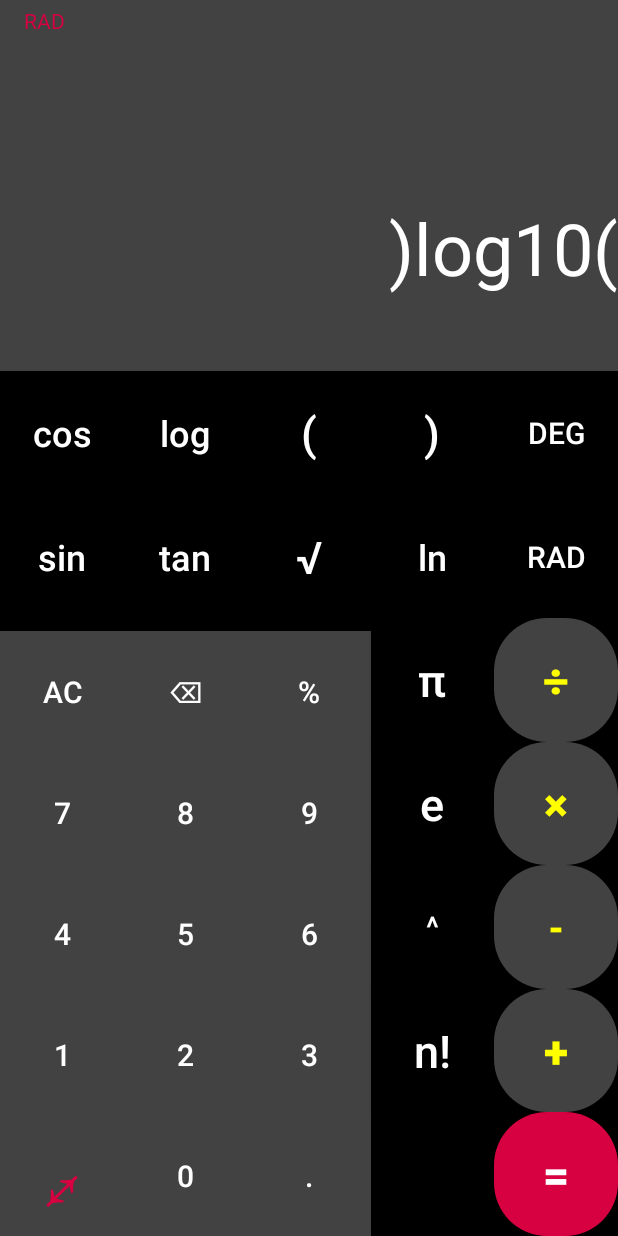
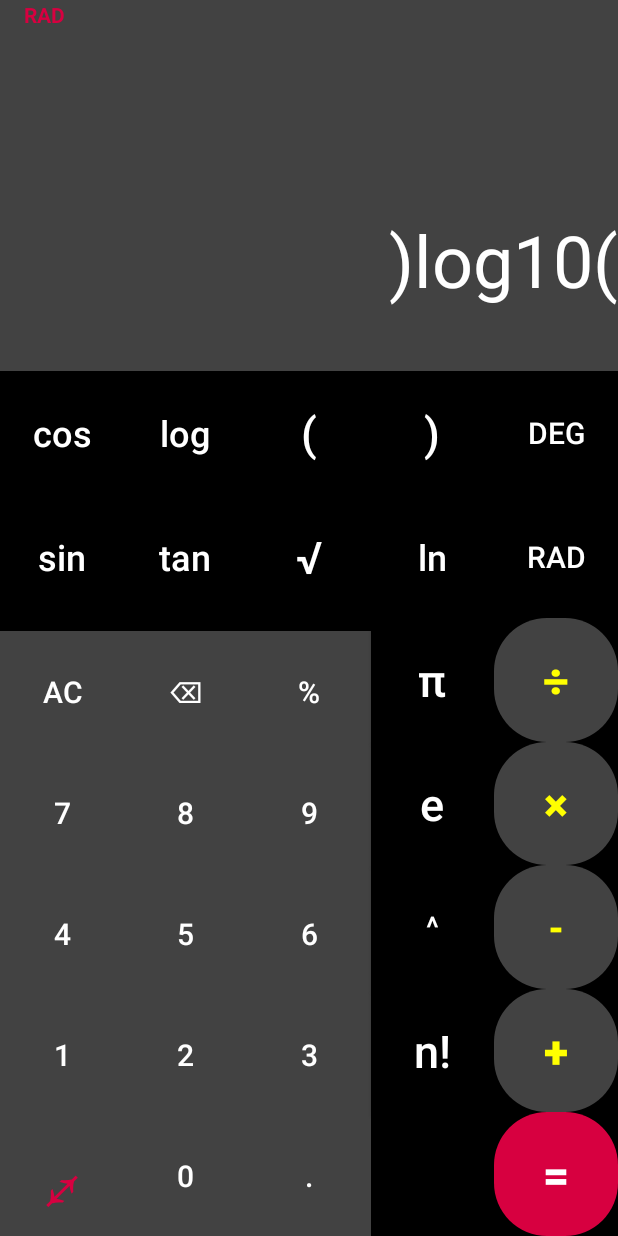
Before and after one commit to Suryansh7058/CalculatorAndroidStudio, an Android app: the fragment advanced_operation_fragment placed in its activity, after a tap on "log", on a phone screen of 412 x 824 dp. Run offline under Robolectric (Android 15) with nearby library versions, the phone set to English and light mode, and no system bars; 1 statement that could not run was skipped; 3 other taps on this screen came first.

Commit message:
1) fixed app crash when popping a single number character 2) fixed error in auto adding 0 after decimal if an operator is pressed 3) Fixed a major error of adding 0 after decimal for advanced functions(trigno,log,sqrt,pi,e) 4) Redesigned the layout adding a new guideline at 3% and extended calcMode textview to match parent to avoid overlapping of displayResult and calcMode

```diff
--- a/app/src/main/java/com/example/calcuator/MainActivity.java
+++ b/app/src/main/java/com/example/calcuator/MainActivity.java
@@ -8,11 +8,15 @@ import android.os.Bundle;
 import android.text.Editable;
 import android.text.InputType;
 import android.text.TextWatcher;
+import android.text.method.ScrollingMovementMethod;
 import android.widget.EditText;
+import android.widget.TextView;
+
 
 
 public class MainActivity extends AppCompatActivity {
     EditText arithmeticExpression;
+    TextView display_result;
 
     @Override
     protected void onCreate(Bundle savedInstanceState) {
@@ -28,6 +32,7 @@ public class MainActivity extends AppCompatActivity {
             fragmentTransaction.add(R.id.frameLayout_keys, new fragment_main());
             fragmentTransaction.commit();
         }
+
         arithmeticExpression.addTextChangedListener(new TextWatcher() {
             @Override
             public void beforeTextChanged(CharSequence s, int start, int count, int after) {
@@ -50,7 +55,8 @@ public class MainActivity extends AppCompatActivity {
                     arithmeticExpression.setTextSize(18);
             }
         });
-
+        display_result = findViewById(R.id.displayResult);
+        display_result.setSelected(true);
     }
 
 }
--- a/app/src/main/res/layout/activity_main.xml
+++ b/app/src/main/res/layout/activity_main.xml
@@ -2,6 +2,7 @@
 <androidx.constraintlayout.widget.ConstraintLayout xmlns:android="http://schemas.android.com/apk/res/android"
     xmlns:app="http://schemas.android.com/apk/res-auto"
     xmlns:tools="http://schemas.android.com/tools"
+    android:background="@color/cardview_dark_background"
     android:layout_width="match_parent"
     android:layout_height="match_parent">
 
@@ -10,7 +11,8 @@
         android:layout_width="wrap_content"
         android:layout_height="wrap_content"
         android:orientation="horizontal"
-        app:layout_constraintGuide_percent="0.10" />
+        app:layout_constraintGuide_percent="0.12" />
+
     <androidx.constraintlayout.widget.Guideline
         android:id="@+id/guideline30"
         android:layout_width="wrap_content"
@@ -24,15 +26,16 @@
         android:layout_height="0dp"
         android:background="@color/cardview_dark_background"
         android:maxLines="1"
+        android:scrollHorizontally="true"
         android:text=""
-        android:textColor="@color/white"
         android:textAlignment="viewEnd"
+        android:textColor="#9D9B9B"
         android:textSize="30sp"
         app:layout_constraintBottom_toTopOf="@id/guideline10"
         app:layout_constraintHorizontal_bias="0.0"
         app:layout_constraintLeft_toLeftOf="parent"
         app:layout_constraintRight_toRightOf="parent"
-        app:layout_constraintTop_toTopOf="parent"
+        app:layout_constraintTop_toTopOf="@id/guideline03"
         app:layout_constraintVertical_bias="0.0" />
 
     <EditText
@@ -57,23 +60,32 @@
         android:id="@+id/frameLayout_keys"
         android:layout_width="match_parent"
         android:layout_height="0dp"
-        app:layout_constraintTop_toTopOf="@id/guideline30"
+        app:layout_constraintBottom_toBottomOf="parent"
         app:layout_constraintLeft_toLeftOf="parent"
         app:layout_constraintRight_toRightOf="parent"
-        app:layout_constraintBottom_toBottomOf="parent">
+        app:layout_constraintTop_toTopOf="@id/guideline30">
 
     </FrameLayout>
 
     <TextView
         android:id="@+id/calcMode"
+        android:layout_width="match_parent"
+        android:layout_height="0dp"
+        android:layout_marginStart="16dp"
+        android:background="@color/cardview_dark_background"
+        android:text="@string/deg"
+        android:textColor="#D70040"
+        android:textStyle="bold"
+        app:layout_constraintLeft_toLeftOf="parent"
+        app:layout_constraintTop_toTopOf="parent"
+        app:layout_constraintBottom_toTopOf="@id/guideline03"/>
+
+    <androidx.constraintlayout.widget.Guideline
+        android:id="@+id/guideline03"
         android:layout_width="wrap_content"
         android:layout_height="wrap_content"
-        android:layout_marginLeft="16dp"
-        android:layout_marginTop="4dp"
-        android:text="@string/deg"
-        android:textColor="#D70040"
-        app:layout_constraintLeft_toLeftOf="parent"
-        app:layout_constraintTop_toTopOf="parent" />
+        android:orientation="horizontal"
+        app:layout_constraintGuide_percent="0.03" />
 
 
 </androidx.constraintlayout.widget.ConstraintLayout>
```
Also changed, not shown: app/src/main/java/com/example/calcuator/ArithmeticExpressionBuilder.java (+56 -15 lines), app/src/main/java/com/example/calcuator/advanced_operation_fragment.java (+10 -0 lines), app/src/main/java/com/example/calcuator/fragment_main.java (+11 -2 lines).
